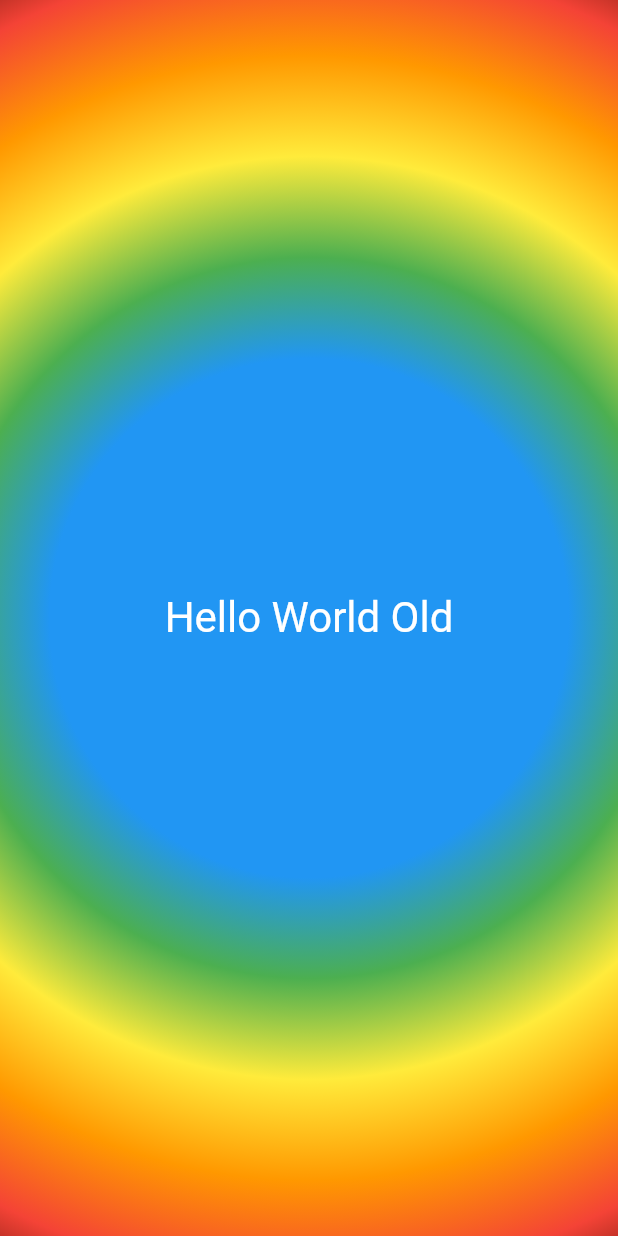
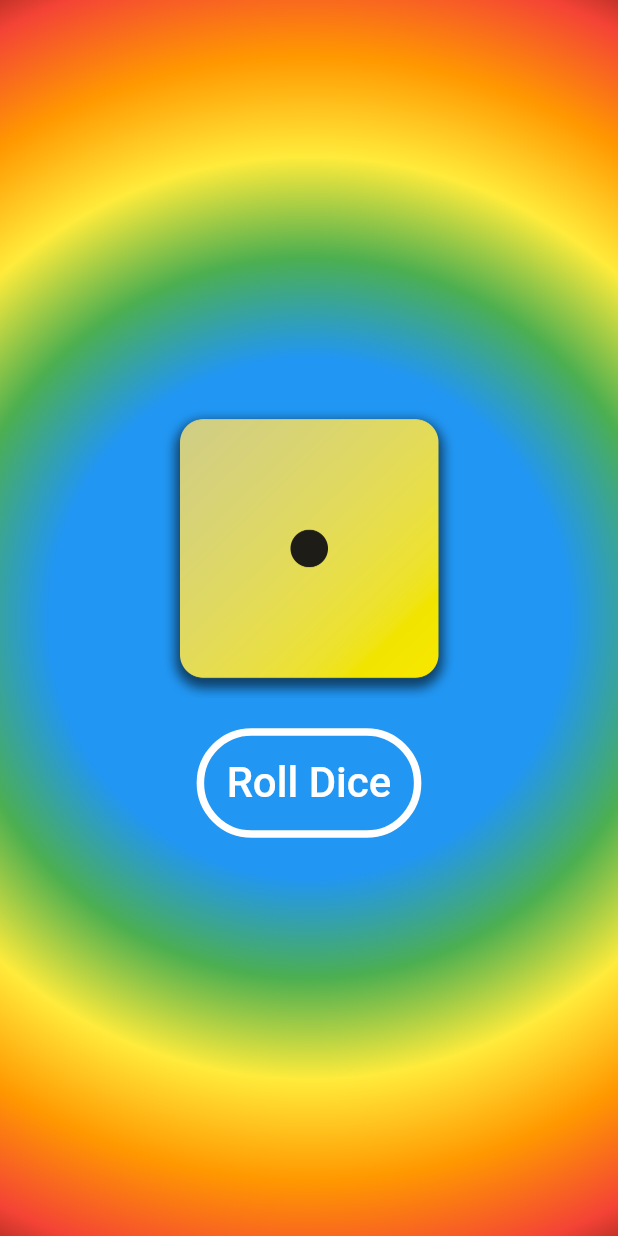
Before and after one commit to Ankhtepot/FlutterMax, a Flutter app: the screen it shows after launch, on a phone screen of 412 x 824 dp. Run offline on Flutter 3.47's test engine with Material 2 defaults, Android fonts, the phone set to English and light mode, and no system bars; missing offline and left inert: dart:ffi.

Commit message:
Up to lesson 50.

```diff
--- /dev/null
+++ b/roll_dice/lib/dice_roller copy.dart
@@ -0,0 +1,104 @@
+import 'dart:math';
+
+import 'package:flutter/material.dart';
+
+class DiceRoller extends StatefulWidget {
+  const DiceRoller({super.key});
+
+  @override
+  State<DiceRoller> createState() => _DiceRollerState();
+}
+
+class _DiceRollerState extends State<DiceRoller> with SingleTickerProviderStateMixin {
+  String activeDiceImage = 'assets/images/dice-1.png';
+  late AnimationController _animationController;
+  late Animation<Color?> _borderColorAnimation;
+
+  @override
+  void initState() {
+    super.initState();
+    _animationController = AnimationController(
+      duration: const Duration(milliseconds: 500),
+      vsync: this,
+    );
+
+    final colorTween = TweenSequence<Color?>([
+      TweenSequenceItem(
+          tween: ColorTween(
+            begin: Colors.white,
+            end: Colors.cyan,
+          ),
+          weight: 0.5),
+      TweenSequenceItem(
+          tween: ColorTween(
+            begin: Colors.cyan,
+            end: Colors.white,
+          ),
+          weight: 0.5),
+    ]);
+
+    _borderColorAnimation = _animationController.drive(colorTween);
+  }
+
+  @override
+  void dispose() {
+    _animationController.dispose();
+    super.dispose();
+  }
+
+  @override
+  Widget build(BuildContext context) => Column(
+        mainAxisSize: MainAxisSize.min,
+        children: [
+          Image.asset(
+            activeDiceImage,
+            width: 200,
+            height: 200,
+          ),
+          const SizedBox(height: 20),
+          TextButton(
+            onPressed: () {
+              _animationController.forward(from: 0.0);
+
+              rollDice();
+            },
+            style: ButtonStyle(
+              padding: MaterialStateProperty.all<EdgeInsets>(const EdgeInsets.all(20)),
+              foregroundColor: MaterialStateProperty.all<Color>(Colors.black),
+              side: MaterialStateProperty.all<BorderSide>(
+                BorderSide(
+                  color: _borderColorAnimation.value ?? Colors.white, // Use the animated border color
+                  width: 5.0,
+                ),
+              ),
+              shape: MaterialStateProperty.all<RoundedRectangleBorder>(
+                RoundedRectangleBorder(
+                  borderRadius: BorderRadius.circular(40.0),
+                ),
+              ),
+            ),
+            child: const Text(
+              'Roll Dice',
+              style: TextStyle(color: Colors.white, fontSize: 28),
+            ),
+          ),
+        ],
+      );
+
+  List<String> diceImagesPaths = [
+    'assets/images/dice-1.png',
+    'assets/images/dice-2.png',
+    'assets/images/dice-3.png',
+    'assets/images/dice-4.png',
+    'assets/images/dice-5.png',
+    'assets/images/dice-6.png',
+  ];
+
+  void rollDice() {
+    int randomNumber = Random().nextInt(6) + 1;
+
+    setState(() {
+      activeDiceImage = diceImagesPaths[randomNumber - 1];
+    });
+  }
+}
--- /dev/null
+++ b/roll_dice/lib/dice_roller.dart
@@ -0,0 +1,51 @@
+import 'dart:math';
+
+import 'package:flutter/material.dart';
+import 'package:roll_dice/styles.dart';
+
+final randomizer = Random();
+
+class DiceRoller extends StatefulWidget {
+  const DiceRoller({super.key});
+
+  @override
+  State<DiceRoller> createState() => _DiceRollerState();
+}
+
+class _DiceRollerState extends State<DiceRoller> {
+  String activeDiceImage = 'assets/images/dice-1.png';
+  @override
+  Widget build(BuildContext context) => Column(
+        mainAxisSize: MainAxisSize.min,
+        children: [
+          Image.asset(
+            activeDiceImage,
+            width: 200,
+            height: 200,
+          ),
+          const SizedBox(height: 20),
+          TextButton(
+            onPressed: rollDice,
+            style: Styles.getButtonRoundBorderStyle(),
+            child: const Text('Roll Dice', style: TextStyle(color: Colors.white, fontSize: 28)),
+          ),
+        ],
+      );
+
+  List<String> diceImagesPaths = [
+    'assets/images/dice-1.png',
+    'assets/images/dice-2.png',
+    'assets/images/dice-3.png',
+    'assets/images/dice-4.png',
+    'assets/images/dice-5.png',
+    'assets/images/dice-6.png',
+  ];
+
+  void rollDice() {
+    int randomNumber = randomizer.nextInt(6) + 1;
+
+    setState(() {
+      activeDiceImage = diceImagesPaths[randomNumber - 1];
+    });
+  }
+}
--- a/roll_dice/lib/gradient_container.dart
+++ b/roll_dice/lib/gradient_container.dart
@@ -1,37 +1,37 @@
 import 'package:flutter/material.dart';
-import 'package:roll_dice/styled_text.dart';
 
 import 'enums.dart';
 
-Alignment startAlignment = Alignment.topLeft;
-Alignment endAlignment = Alignment.bottomRight;
-Alignment centerAlignment = Alignment.center;
+const Alignment startAlignment = Alignment.topLeft;
+const Alignment endAlignment = Alignment.bottomRight;
+const Alignment centerAlignment = Alignment.center;
+const Widget defaultChild = SizedBox();
+
+const List<Color> defaultColors = [Colors.white];
 
 class GradientContainer extends StatelessWidget {
-  GradientContainer({super.key, GradientType gradientType = GradientType.linear}) : _gradientType = gradientType;
+  const GradientContainer({
+    super.key,
+    this.gradientType = GradientType.linear,
+    this.gradientColors = defaultColors,
+    this.child = defaultChild,
+  });
 
-  final GradientType _gradientType;
+  const GradientContainer.linear({super.key, this.gradientColors = defaultColors, this.child = defaultChild})
+      : gradientType = GradientType.linear;
+  const GradientContainer.circle({super.key, this.gradientColors = defaultColors, this.child = defaultChild})
+      : gradientType = GradientType.circle;
 
-  final List<Color> gradientColors = [
-    Colors.blue,
-    Colors.green,
-    Colors.yellow,
-    Colors.orange,
-    Colors.red,
-    const Color.fromARGB(255, 76, 9, 4),
-    Colors.black
-  ];
+  final GradientType gradientType;
+  final List<Color> gradientColors;
+  final Widget child;
+
+  final String activeDiceImage = 'assets/images/dice-1.png';
 
   @override
   Widget build(BuildContext context) => Container(
-        decoration:
-            _gradientType == GradientType.linear ? getGradientLinearDecoration() : getGradientCircleDecoration(),
-        child: const Center(
-          child: StyledText(
-            'Hello World Old',
-          ),
-        ),
-      );
+      decoration: gradientType == GradientType.linear ? getGradientLinearDecoration() : getGradientCircleDecoration(),
+      child: child);
 
   List<double> getGradientStops({start = 0, end = 1}) {
     List<double> stops = [];
--- a/roll_dice/lib/styled_text.dart
+++ b/roll_dice/lib/styled_text.dart
@@ -1,21 +1,18 @@
 import 'package:flutter/material.dart';
 
 class StyledText extends StatelessWidget {
-  const StyledText(String text, {super.key, Color color = Colors.white, double fontSize = 28})
-      : _text = text,
-        _color = color,
-        _fontSize = fontSize;
+  const StyledText(this.text, {super.key, this.color = Colors.white, this.fontSize = 28});
 
-  final String _text;
-  final Color _color;
-  final double _fontSize;
+  final String text;
+  final Color color;
+  final double fontSize;
 
   @override
   Widget build(BuildContext context) => Text(
-        _text,
+        text,
         style: TextStyle(
-          fontSize: _fontSize,
-          color: _color,
+          fontSize: fontSize,
+          color: color,
         ),
       );
 }
--- /dev/null
+++ b/roll_dice/lib/styles.dart
@@ -0,0 +1,25 @@
+import 'dart:ffi';
+
+import 'package:flutter/material.dart';
+
+class Styles {
+  static ButtonStyle getButtonRoundBorderStyle(
+          {Color color = Colors.white,
+          double borderWidth = 5.0,
+          double roundStrength = 40.0,
+          final double edgeInset = 20}) =>
+      ButtonStyle(
+        padding: MaterialStateProperty.all<EdgeInsets>(const EdgeInsets.all(20)),
+        side: MaterialStateProperty.all<BorderSide>(
+          BorderSide(
+            color: Colors.white,
+            width: borderWidth,
+          ),
+        ),
+        shape: MaterialStateProperty.all<RoundedRectangleBorder>(
+          RoundedRectangleBorder(
+            borderRadius: BorderRadius.circular(roundStrength), // Set the border radius
+          ),
+        ),
+      );
+}
```
Also changed, not shown: roll_dice/lib/main.dart (+14 -3 lines), roll_dice/pubspec.yaml (+7 -1 lines), roll_dice/assets/images/dice-1.png (added), roll_dice/assets/images/dice-2.png (added), roll_dice/assets/images/dice-3.png (added), roll_dice/assets/images/dice-4.png (added), roll_dice/assets/images/dice-5.png (added), roll_dice/assets/images/dice-6.png (added).
